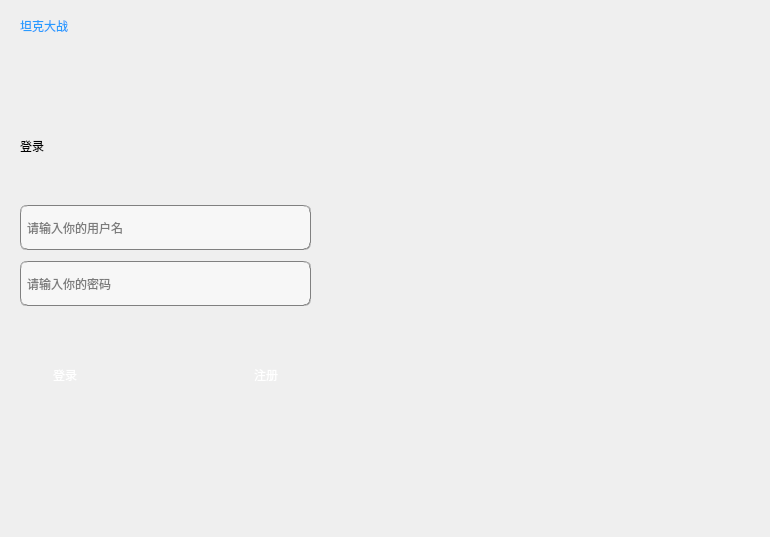
wh-first-soulful/tank, file Login.ui: the form before one commit.
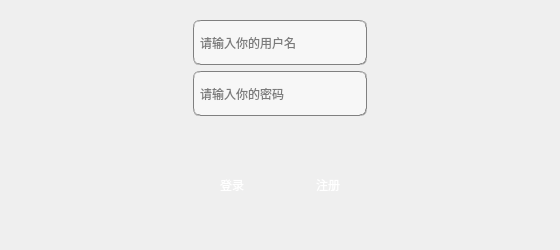
The form after the commit.

Diff of the .ui file:
```diff
--- a/Login.ui
+++ b/Login.ui
@@ -6,128 +6,18 @@
    <rect>
     <x>0</x>
     <y>0</y>
-    <width>770</width>
-    <height>537</height>
+    <width>560</width>
+    <height>250</height>
    </rect>
   </property>
   <property name="windowTitle">
    <string>Form</string>
   </property>
-  <widget class="QLabel" name="label">
-   <property name="geometry">
-    <rect>
-     <x>20</x>
-     <y>10</y>
-     <width>151</width>
-     <height>31</height>
-    </rect>
-   </property>
-   <property name="styleSheet">
-    <string notr="true">color: rgb(41, 155, 255);
-font: 10pt &quot;Arial&quot;;</string>
-   </property>
-   <property name="text">
-    <string>坦克大战</string>
-   </property>
-  </widget>
-  <widget class="QLabel" name="label_image">
-   <property name="geometry">
-    <rect>
-     <x>370</x>
-     <y>10</y>
-     <width>391</width>
-     <height>521</height>
-    </rect>
-   </property>
-   <property name="styleSheet">
-    <string notr="true">border-radius:7px;padding:0px 0px;</string>
-   </property>
-   <property name="text">
-    <string/>
-   </property>
-  </widget>
-  <widget class="QWidget" name="layoutWidget">
-   <property name="geometry">
-    <rect>
-     <x>40</x>
-     <y>340</y>
-     <width>251</width>
-     <height>71</height>
-    </rect>
-   </property>
-   <layout class="QHBoxLayout" name="horizontalLayout">
-    <item>
-     <widget class="QPushButton" name="btn_signin">
-      <property name="minimumSize">
-       <size>
-        <width>50</width>
-        <height>40</height>
-       </size>
-      </property>
-      <property name="styleSheet">
-       <string notr="true">background-color: qlineargradient(spread:pad, x1:0.52, y1:1, x2:0.54, y2:0, 
-stop:0.0112994 rgba(64, 145, 252, 255), 
-stop:1 rgba(255, 255, 255, 255));
-color: rgb(255, 255, 255);
-
-border:0px groove gray;border-radius:
-7px;padding:2px 4px;
-font: 14pt &quot;Candara&quot;;</string>
-      </property>
-      <property name="text">
-       <string>登录</string>
-      </property>
-     </widget>
-    </item>
-    <item>
-     <spacer name="horizontalSpacer">
-      <property name="orientation">
-       <enum>Qt::Horizontal</enum>
-      </property>
-      <property name="sizeHint" stdset="0">
-       <size>
-        <width>40</width>
-        <height>20</height>
-       </size>
-      </property>
-     </spacer>
-    </item>
-    <item>
-     <widget class="QPushButton" name="btn_signup">
-      <property name="minimumSize">
-       <size>
-        <width>50</width>
-        <height>40</height>
-       </size>
-      </property>
-      <property name="styleSheet">
-       <string notr="true">background-color: qlineargradient(spread:pad, x1:0.52, y1:1, x2:0.54, y2:0, 
-stop:0.0112994 rgba(64, 145, 252, 255), 
-stop:1 rgba(255, 255, 255, 255));
-color: rgb(255, 255, 255);
-
-border:0px groove gray;border-radius:
-7px;padding:2px 4px;
-font: 14pt &quot;Candara&quot;;</string>
-      </property>
-      <property name="text">
-       <string>注册</string>
-      </property>
-     </widget>
-    </item>
-   </layout>
-  </widget>
-  <widget class="QWidget" name="layoutWidget_2">
-   <property name="geometry">
-    <rect>
-     <x>20</x>
-     <y>200</y>
-     <width>291</width>
-     <height>111</height>
-    </rect>
-   </property>
    <layout class="QVBoxLayout" name="verticalLayout">
     <item>
+    <widget class="QWidget" name="widget_2" native="true">
+     <layout class="QGridLayout" name="gridLayout_2">
+      <item row="0" column="1">
      <widget class="QLineEdit" name="lineEdit_username">
       <property name="minimumSize">
        <size>
@@ -149,7 +39,7 @@
       </property>
      </widget>
     </item>
-    <item>
+      <item row="1" column="1">
      <widget class="QLineEdit" name="lineEdit_password">
       <property name="minimumSize">
        <size>
@@ -174,24 +64,130 @@
       </property>
      </widget>
     </item>
-   </layout>
-  </widget>
-  <widget class="QLabel" name="label_2">
-   <property name="geometry">
-    <rect>
-     <x>20</x>
-     <y>120</y>
-     <width>191</width>
-     <height>51</height>
-    </rect>
+      <item row="1" column="0">
+       <spacer name="horizontalSpacer_3">
+        <property name="orientation">
+         <enum>Qt::Horizontal</enum>
+        </property>
+        <property name="sizeHint" stdset="0">
+         <size>
+          <width>40</width>
+          <height>20</height>
+         </size>
+        </property>
+       </spacer>
+      </item>
+      <item row="1" column="2">
+       <spacer name="horizontalSpacer_4">
+        <property name="orientation">
+         <enum>Qt::Horizontal</enum>
+        </property>
+        <property name="sizeHint" stdset="0">
+         <size>
+          <width>40</width>
+          <height>20</height>
+         </size>
+        </property>
+       </spacer>
+      </item>
+     </layout>
+    </widget>
+   </item>
+   <item>
+    <widget class="QWidget" name="widget" native="true">
+     <layout class="QHBoxLayout" name="horizontalLayout">
+      <item>
+       <spacer name="horizontalSpacer">
+        <property name="orientation">
+         <enum>Qt::Horizontal</enum>
+        </property>
+        <property name="sizeHint" stdset="0">
+         <size>
+          <width>40</width>
+          <height>20</height>
+         </size>
+        </property>
+       </spacer>
+      </item>
+      <item>
+       <widget class="QPushButton" name="btn_signin">
+        <property name="minimumSize">
+         <size>
+          <width>50</width>
+          <height>40</height>
+         </size>
    </property>
    <property name="styleSheet">
-    <string notr="true">font: 87 20pt &quot;Arial Black&quot;;</string>
+         <string notr="true">background-color: qlineargradient(spread:pad, x1:0.52, y1:1, x2:0.54, y2:0, 
+stop:0.0112994 rgba(64, 145, 252, 255), 
+stop:1 rgba(255, 255, 255, 255));
+color: rgb(255, 255, 255);
+
+border:0px groove gray;border-radius:
+7px;padding:2px 4px;
+font: 14pt &quot;Candara&quot;;</string>
    </property>
    <property name="text">
     <string>登录</string>
    </property>
   </widget>
+      </item>
+      <item>
+       <spacer name="horizontalSpacer_7">
+        <property name="orientation">
+         <enum>Qt::Horizontal</enum>
+        </property>
+        <property name="sizeType">
+         <enum>QSizePolicy::Fixed</enum>
+        </property>
+        <property name="sizeHint" stdset="0">
+         <size>
+          <width>40</width>
+          <height>20</height>
+         </size>
+        </property>
+       </spacer>
+      </item>
+      <item>
+       <widget class="QPushButton" name="btn_signup">
+        <property name="minimumSize">
+         <size>
+          <width>50</width>
+          <height>40</height>
+         </size>
+        </property>
+        <property name="styleSheet">
+         <string notr="true">background-color: qlineargradient(spread:pad, x1:0.52, y1:1, x2:0.54, y2:0, 
+stop:0.0112994 rgba(64, 145, 252, 255), 
+stop:1 rgba(255, 255, 255, 255));
+color: rgb(255, 255, 255);
+
+border:0px groove gray;border-radius:
+7px;padding:2px 4px;
+font: 14pt &quot;Candara&quot;;</string>
+        </property>
+        <property name="text">
+         <string>注册</string>
+        </property>
+       </widget>
+      </item>
+      <item>
+       <spacer name="horizontalSpacer_2">
+        <property name="orientation">
+         <enum>Qt::Horizontal</enum>
+        </property>
+        <property name="sizeHint" stdset="0">
+         <size>
+          <width>40</width>
+          <height>20</height>
+         </size>
+        </property>
+       </spacer>
+      </item>
+     </layout>
+    </widget>
+   </item>
+  </layout>
  </widget>
  <resources/>
  <connections/>
```
Lines whose indentation alone changed are shown as unchanged.
